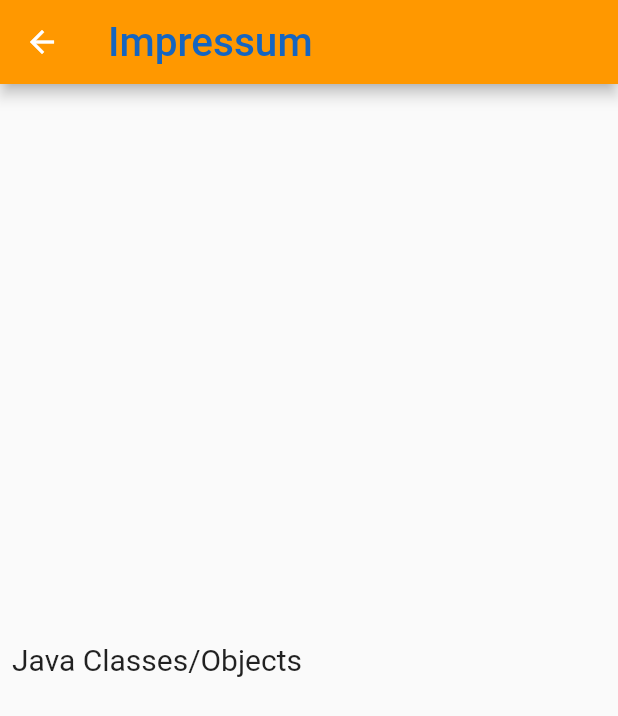
After one commit to xPazone/java_for_beginners_app, a Flutter app: the screen it shows after launch, after a tap on the "contacts" icon, on a phone screen of 412 x 824 dp. The commit adds this screen. Shown: the top 716 px of the screen. Run offline on Flutter 3.47's test engine with Material 2 defaults, Android fonts, the phone set to English and light mode, and no system bars.

Commit message:
Version 1.1 Impressum

```diff
--- a/lib/screens/home_screen.dart
+++ b/lib/screens/home_screen.dart
@@ -1,4 +1,5 @@
 import 'package:flutter/material.dart';
+import 'package:java_for_beginners_app/screens/impressum_screen.dart';
 import 'package:java_for_beginners_app/screens/javabooleans_screen.dart';
 import 'package:java_for_beginners_app/screens/javaclassattributes_screen.dart';
 import 'package:java_for_beginners_app/screens/javasyntax_screen.dart';
@@ -31,7 +32,21 @@ class _HomeScreenState extends State<HomeScreen> {
               style: TextStyle(
                 color: Colors.blue[800],
                 fontSize: 27,
-              ))),
+              )),
+          actions: <Widget>[
+            IconButton(
+              icon: Icon(Icons.contacts),
+              color: Colors.blue[800],
+              onPressed: () {
+                print("Container clicked");
+                Navigator.push(
+                  context,
+                  MaterialPageRoute(builder: (context) => Impressum()),
+                );
+              },
+            ),
+          ],
+      ),
       body:
       ListView(
         children: <Widget>[
--- /dev/null
+++ b/lib/screens/impressum_screen.dart
@@ -0,0 +1,30 @@
+import 'package:flutter/material.dart';
+
+class Impressum extends StatefulWidget {
+  @override
+  _ImpressumState createState() => _ImpressumState();
+}
+
+class _ImpressumState extends State<Impressum> {
+  @override
+  Widget build(BuildContext context) {
+    return Scaffold(
+      appBar: AppBar(
+          backgroundColor: Colors.orange[500],
+          title: Text("Impressum",
+              style: TextStyle(
+                color: Colors.blue[800],
+                fontSize: 27,
+              ))),
+      body:
+        Container(
+          alignment: Alignment.centerLeft,
+          padding: const EdgeInsets.all(8.0),
+          child: Text(
+            'Java Classes/Objects',
+            style: TextStyle(fontSize: 20),
+          ),
+        ),
+    );
+  }
+}
--- a/pubspec.yaml
+++ b/pubspec.yaml
@@ -23,10 +23,16 @@ dependencies:
   # The following adds the Cupertino Icons font to your application.
   # Use with the CupertinoIcons class for iOS style icons.
   cupertino_icons: ^0.1.2
+  flutter_launcher_icons: "^0.7.0"
 
 dev_dependencies:
   flutter_test:
     sdk: flutter
+
+flutter_icons:
+  android: "launcher_icon"
+  ios: true
+  image_path: "assets/images/javalogo.png"
 
 
 # For information on the generic Dart part of this file, see the
```
Also changed, not shown: lib/screens/javaclassmethods_screen.dart (deleted, +0 -25 lines), pubspec.lock.
